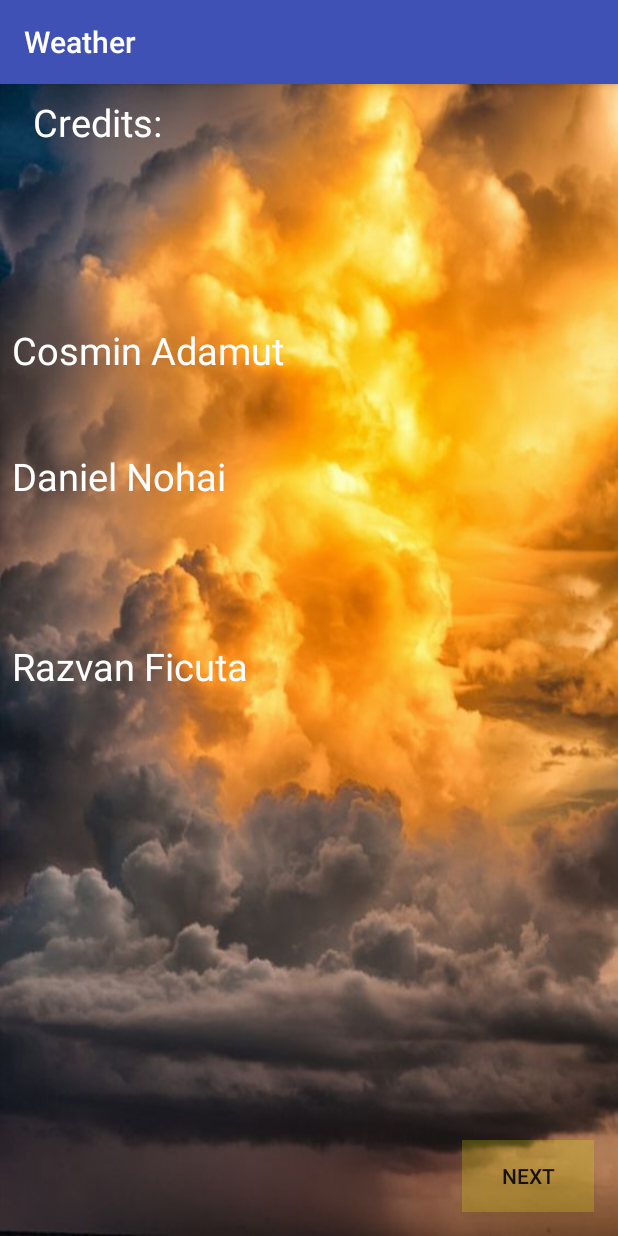
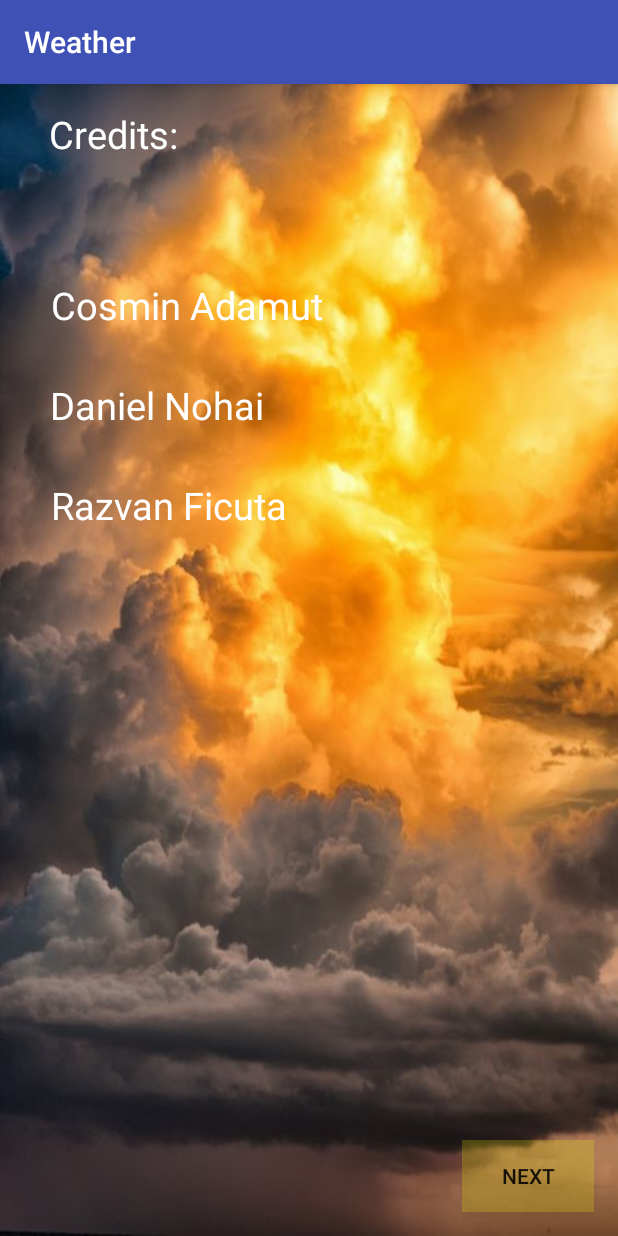
Before and after one commit to adamut/Weather, an Android app: the Credits screen opened directly, with no data from a screen before it, on a phone screen of 412 x 824 dp. Run offline under Robolectric (Android 15) with nearby library versions, the light colour scheme and no system bars.

Commit message:
23maitest

```diff
--- a/app/src/main/res/layout/activity_credits.xml
+++ b/app/src/main/res/layout/activity_credits.xml
@@ -13,44 +13,29 @@
 
         <TextView
             android:id="@+id/textView1"
-            android:layout_width="368dp"
-            android:layout_height="60dp"
+            android:layout_width="wrap_content"
+            android:layout_height="50dp"
+            android:layout_marginEnd="8dp"
+            android:layout_marginLeft="8dp"
+            android:layout_marginRight="8dp"
             android:layout_marginStart="8dp"
             android:text="Credits:"
             android:textColor="@android:color/white"
             android:textSize="25sp"
+            app:layout_constraintLeft_toLeftOf="parent"
+            app:layout_constraintRight_toRightOf="parent"
             tools:ignore="HardcodedText"
-            android:layout_marginEnd="8dp"
             app:layout_constraintTop_toTopOf="parent"
-            android:layout_marginTop="8dp"
-            android:layout_marginLeft="8dp"
-            app:layout_constraintLeft_toLeftOf="parent"
-            android:layout_marginRight="8dp"
-            app:layout_constraintRight_toRightOf="parent" />
+            android:layout_marginTop="16dp"
+            app:layout_constraintHorizontal_bias="0.08" />
 
         <TextView
             android:id="@+id/textView2"
-            android:layout_width="368dp"
-            android:layout_height="60dp"
+            android:layout_width="wrap_content"
+            android:layout_height="wrap_content"
+            android:layout_marginEnd="8dp"
+            android:layout_marginStart="8dp"
             android:text="Cosmin Adamut"
-            android:textColor="@android:color/white"
-            android:textSize="25sp"
-            tools:ignore="HardcodedText"
-            android:layout_marginStart="8dp"
-            android:layout_marginEnd="8dp"
-            android:layout_marginLeft="8dp"
-            app:layout_constraintLeft_toLeftOf="parent"
-            android:layout_marginRight="8dp"
-            app:layout_constraintRight_toRightOf="parent"
-            app:layout_constraintHorizontal_bias="0.0"
-            android:layout_marginTop="92dp"
-            app:layout_constraintTop_toBottomOf="@+id/textView1" />
-
-        <TextView
-            android:id="@+id/textView3"
-            android:layout_width="368dp"
-            android:layout_height="60dp"
-            android:text="Daniel Nohai"
             android:textColor="@android:color/white"
             android:textSize="25sp"
             tools:ignore="HardcodedText"
@@ -58,32 +43,45 @@
             app:layout_constraintRight_toRightOf="parent"
             android:layout_marginLeft="8dp"
             app:layout_constraintLeft_toLeftOf="parent"
-            app:layout_constraintHorizontal_bias="0.0"
+            app:layout_constraintHorizontal_bias="0.121"
+            android:layout_marginTop="64dp"
+            app:layout_constraintTop_toBottomOf="@+id/textView1" />
+
+        <TextView
+            android:id="@+id/textView3"
+            android:layout_width="wrap_content"
+            android:layout_height="wrap_content"
+            android:layout_marginEnd="8dp"
+            android:layout_marginLeft="8dp"
+            android:layout_marginRight="8dp"
             android:layout_marginStart="8dp"
-            android:layout_marginEnd="8dp"
-            android:layout_marginTop="24dp"
-            app:layout_constraintTop_toBottomOf="@+id/textView2" />
+            android:layout_marginTop="32dp"
+            android:text="Daniel Nohai"
+            android:textColor="@android:color/white"
+            android:textSize="25sp"
+            app:layout_constraintHorizontal_bias="0.1"
+            app:layout_constraintLeft_toLeftOf="parent"
+            app:layout_constraintRight_toRightOf="parent"
+            app:layout_constraintTop_toBottomOf="@+id/textView2"
+            tools:ignore="HardcodedText" />
 
         <TextView
             android:id="@+id/textView4"
-            android:layout_width="368dp"
-            android:layout_height="60dp"
+            android:layout_width="wrap_content"
+            android:layout_height="wrap_content"
+            android:layout_marginEnd="8dp"
+            android:layout_marginStart="8dp"
             android:text="Razvan Ficuta"
             android:textColor="@android:color/white"
             android:textSize="25sp"
             tools:ignore="HardcodedText"
-            android:layout_marginStart="8dp"
-            android:layout_marginEnd="8dp"
-            android:layout_marginTop="8dp"
-            app:layout_constraintTop_toBottomOf="@+id/textView3"
+            android:layout_marginRight="8dp"
+            app:layout_constraintRight_toRightOf="parent"
             android:layout_marginLeft="8dp"
             app:layout_constraintLeft_toLeftOf="parent"
-            android:layout_marginRight="8dp"
-            app:layout_constraintRight_toRightOf="parent"
-            app:layout_constraintBottom_toBottomOf="parent"
-            app:layout_constraintHorizontal_bias="0.0"
-            android:layout_marginBottom="8dp"
-            app:layout_constraintVertical_bias="0.151" />
+            app:layout_constraintHorizontal_bias="0.108"
+            android:layout_marginTop="32dp"
+            app:layout_constraintTop_toBottomOf="@+id/textView3" />
 
         <Button
             android:id="@+id/button2"
```
